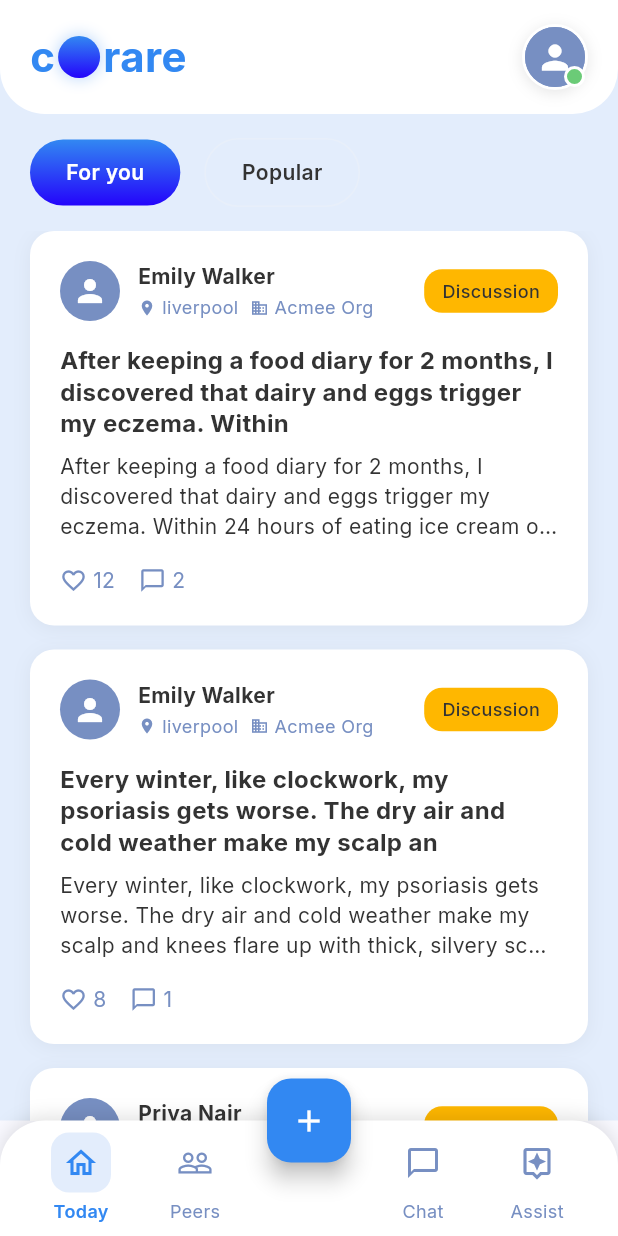
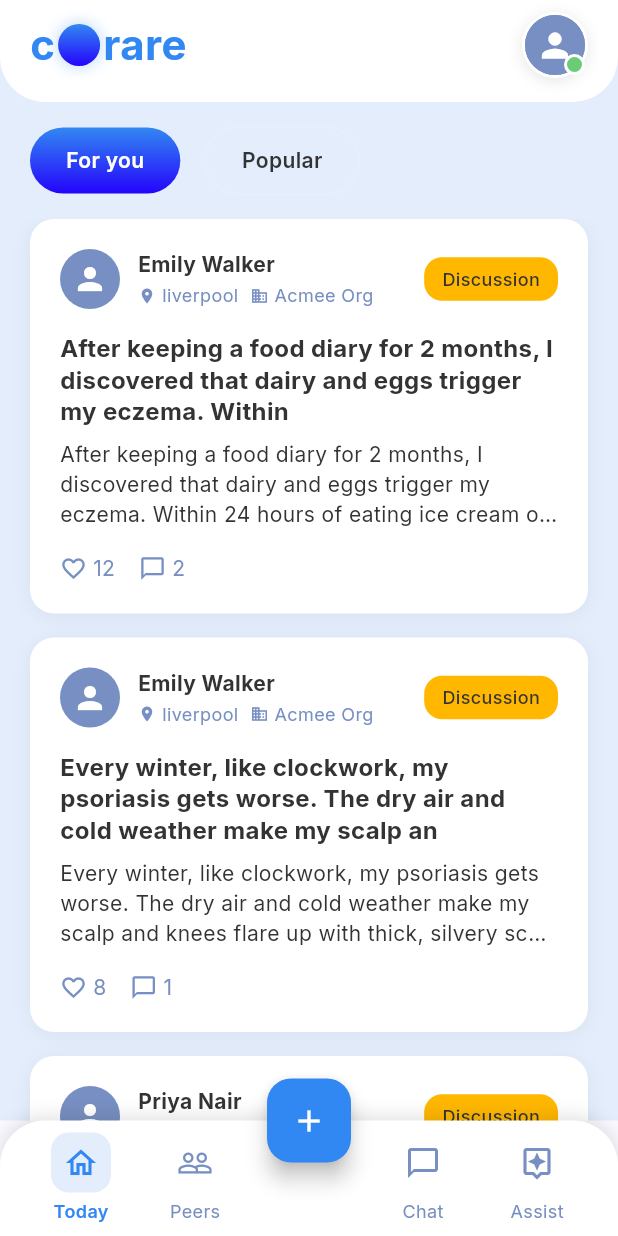
Before and after one commit to philippearmel/corare3, a Flutter app: the screen it shows after launch, on a phone screen of 412 x 824 dp. Run offline on Flutter 3.47's test engine with Material 3 defaults, Android fonts, the phone set to English and light mode, and no system bars; our stand-ins replace go_router, google_fonts; network calls fail.

Commit message:
fixes in UI

```diff
--- a/lib/screens/chat_screen.dart
+++ b/lib/screens/chat_screen.dart
@@ -14,8 +14,7 @@ class ChatScreen extends StatelessWidget {
 
     return CustomScaffold(
       appBar: const AppHeader(),
-      body: SafeArea(
-        child: Column(
+      body: Column(
         children: [
           Expanded(
             child: ListView.builder(
@@ -31,7 +30,6 @@ class ChatScreen extends StatelessWidget {
           ),
         ],
       ),
-      ),
     );
   }
 }
--- a/lib/screens/feed_screen.dart
+++ b/lib/screens/feed_screen.dart
@@ -22,8 +22,7 @@ class _FeedScreenState extends State<FeedScreen> {
 
     return CustomScaffold(
       appBar: const AppHeader(),
-      body: SafeArea(
-        child: Column(
+      body: Column(
         children: [
           // Tab selector
           Container(
@@ -49,7 +48,6 @@ class _FeedScreenState extends State<FeedScreen> {
             ),
           ),
         ],
-        ),
       ),
     );
   }
--- a/lib/screens/peers_screen.dart
+++ b/lib/screens/peers_screen.dart
@@ -14,8 +14,7 @@ class PeersScreen extends StatelessWidget {
 
     return CustomScaffold(
       appBar: const AppHeader(),
-      body: SafeArea(
-        child: Column(
+      body: Column(
         children: [
           Expanded(
             child: ListView.builder(
@@ -31,7 +30,6 @@ class PeersScreen extends StatelessWidget {
           ),
         ],
       ),
-      ),
     );
   }
 }
--- a/lib/screens/today_screen.dart
+++ b/lib/screens/today_screen.dart
@@ -13,8 +13,7 @@ class TodayScreen extends StatelessWidget {
   Widget build(BuildContext context) {
     return CustomScaffold(
       appBar: const AppHeader(),
-      body: SafeArea(
-        child: Column(
+      body: Column(
         children: [
           Expanded(
             child: SingleChildScrollView(
@@ -77,7 +76,6 @@ class TodayScreen extends StatelessWidget {
           const ChatInput(),
         ],
       ),
-      ),
     );
   }
 }
--- a/lib/widgets/app_header.dart
+++ b/lib/widgets/app_header.dart
@@ -25,7 +25,7 @@ class AppHeader extends StatelessWidget {
         padding: EdgeInsets.only(
           left: 20,
           right: 20,
-          top: MediaQuery.of(context).padding.top + 16,
+          top: MediaQuery.of(context).padding.top + 8,
           bottom: 16,
         ),
         child: Row(
--- a/lib/widgets/post_card.dart
+++ b/lib/widgets/post_card.dart
@@ -43,11 +43,44 @@ class PostCard extends StatelessWidget {
                     shape: BoxShape.circle,
                     color: AppTheme.mediumBlue,
                   ),
-                  child: const Icon(
-                    Icons.person,
-                    color: AppTheme.white,
-                    size: 24,
-                  ),
+                  child:
+                      post.author.avatar != null &&
+                          post.author.avatar!.isNotEmpty
+                      ? ClipOval(
+                          child: Image.network(
+                            post.author.avatar!,
+                            width: 40,
+                            height: 40,
+                            fit: BoxFit.cover,
+                            loadingBuilder: (context, child, loadingProgress) {
+                              if (loadingProgress == null) {
+                                return child;
+                              }
+                              return const SizedBox(
+                                width: 40,
+                                height: 40,
+                                child: Center(
+                                  child: CircularProgressIndicator(
+                                    strokeWidth: 2,
+                                    color: AppTheme.white,
+                                  ),
+                                ),
+                              );
+                            },
+                            errorBuilder: (context, error, stackTrace) {
+                              return const Icon(
+                                Icons.person,
+                                color: AppTheme.white,
+                                size: 24,
+                              );
+                            },
+                          ),
+                        )
+                      : const Icon(
+                          Icons.person,
+                          color: AppTheme.white,
+                          size: 24,
+                        ),
                 ),
                 const SizedBox(width: 12),
                 Expanded(
```
Also changed, not shown: lib/screens/post_detail_screen.dart (+39 -5 lines), 2 other files. Lines whose indentation alone changed are shown as unchanged.
